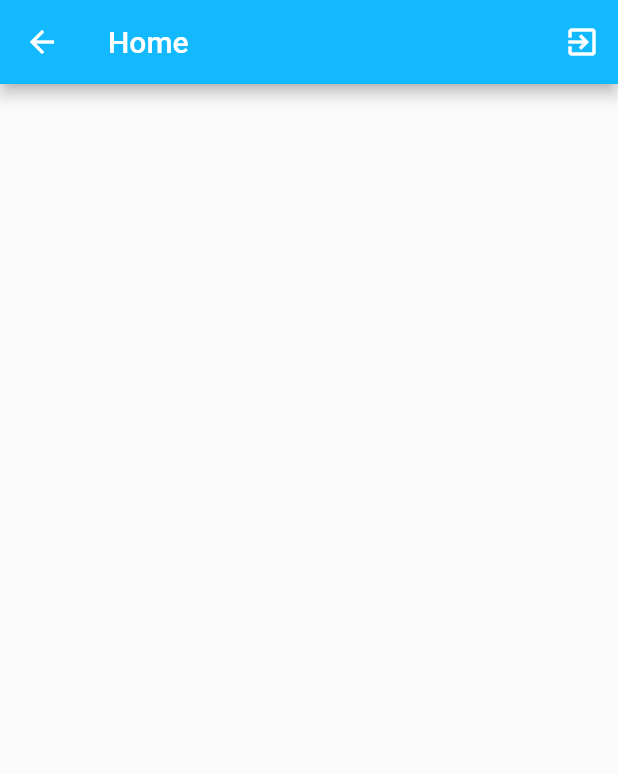
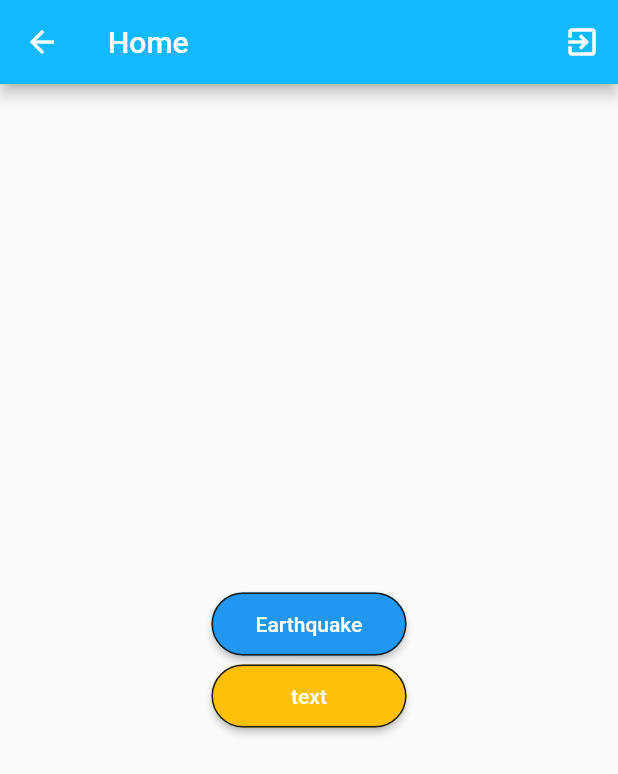
Before and after one commit to davidgomesx/learn, a Flutter app: the HomePage screen opened directly, on a phone screen of 412 x 824 dp. Shown: the top 774 px of the screen. Run offline on Flutter 3.47's test engine with Material 2 defaults, Android fonts, the light colour scheme and no system bars; our stand-ins replace bloc, equatable, firebase_auth, firebase_core, flutter_bloc, font_awesome_flutter and 2 more; missing offline and left inert: flow_builder; accounts and stored records are empty; generated files the repository leaves out were written again.

Commit message:
created button widget

```diff
--- a/lib/home/view/home_page.dart
+++ b/lib/home/view/home_page.dart
@@ -2,6 +2,7 @@ import 'package:flutter/material.dart';
 import 'package:flutter_bloc/flutter_bloc.dart';
 
 import 'package:learn/authentication/authentication.dart';
+import 'package:learn/ui/ui.dart';
 
 class HomePage extends StatelessWidget {
   const HomePage({super.key});
@@ -27,16 +28,20 @@ class HomePage extends StatelessWidget {
           )
         ],
       ),
-      body: Align(
-        alignment: const Alignment(0, -1 / 3),
+      body: Center(
         child: Column(
-          mainAxisSize: MainAxisSize.min,
+          mainAxisAlignment: MainAxisAlignment.center,
           children: [
-            // Avatar(photo: user.photo),
-            // const SizedBox(height: 4),
-            Text(user.email ?? '', style: textTheme.headline6),
-            const SizedBox(height: 4),
-            Text(user.name ?? '', style: textTheme.headline5),
+            UiButton.compact(
+              color: Colors.blue.shade500,
+              text: 'Earthquake',
+              onPressed: () {},
+            ),
+            UiButton.compact(
+              color: Colors.amber,
+              text: 'text',
+              onPressed: () {},
+            ),
           ],
         ),
       ),
--- /dev/null
+++ b/lib/ui/ui.dart
@@ -0,0 +1 @@
+export 'widgets/ui_button.dart';
--- /dev/null
+++ b/lib/ui/widgets/ui_button.dart
@@ -0,0 +1,75 @@
+import 'package:flutter/material.dart';
+
+class UiButton extends StatelessWidget {
+  const UiButton._internal({
+    required this.isOutline,
+    this.child,
+    this.color,
+    this.text,
+    this.onPressed,
+  });
+
+  factory UiButton.compact({
+    required Color color,
+    Widget? child,
+    required VoidCallback onPressed,
+    required String text,
+  }) =>
+      UiButton._internal(
+        isOutline: false,
+        color: color,
+        onPressed: onPressed,
+        text: text,
+        child: child,
+      );
+
+  final Widget? child;
+  final VoidCallback? onPressed;
+  final String? text;
+  final Color? color;
+  final bool isOutline;
+
+  @override
+  Widget build(BuildContext context) {
+    final MaterialStateProperty<OutlinedBorder?> shape =
+        MaterialStateProperty.all<RoundedRectangleBorder>(
+      RoundedRectangleBorder(
+        borderRadius: BorderRadius.circular(40),
+        side: const BorderSide(
+          color: Color.fromARGB(255, 27, 27, 27),
+        ),
+      ),
+    );
+    final size = MaterialStateProperty.all<Size?>(const Size(130, 42));
+    final buttonChild = child ??
+        Text(
+          text!,
+          textAlign: TextAlign.center,
+        );
+
+    final button = isOutline
+        ? OutlinedButton(
+            onPressed: onPressed,
+            style: ButtonStyle(
+              fixedSize: size,
+              shape: shape,
+            ),
+            child: buttonChild,
+          )
+        : ElevatedButton(
+            onPressed: onPressed,
+            style: ButtonStyle(
+              backgroundColor: MaterialStateProperty.all<Color?>(color),
+              fixedSize: size,
+              shape: shape,
+            ),
+            child: buttonChild,
+          );
+
+    return ButtonTheme(
+      minWidth: 300,
+      height: 40,
+      child: button,
+    );
+  }
+}
```
Also changed, not shown: .github/workflows/main.yaml (deleted).
